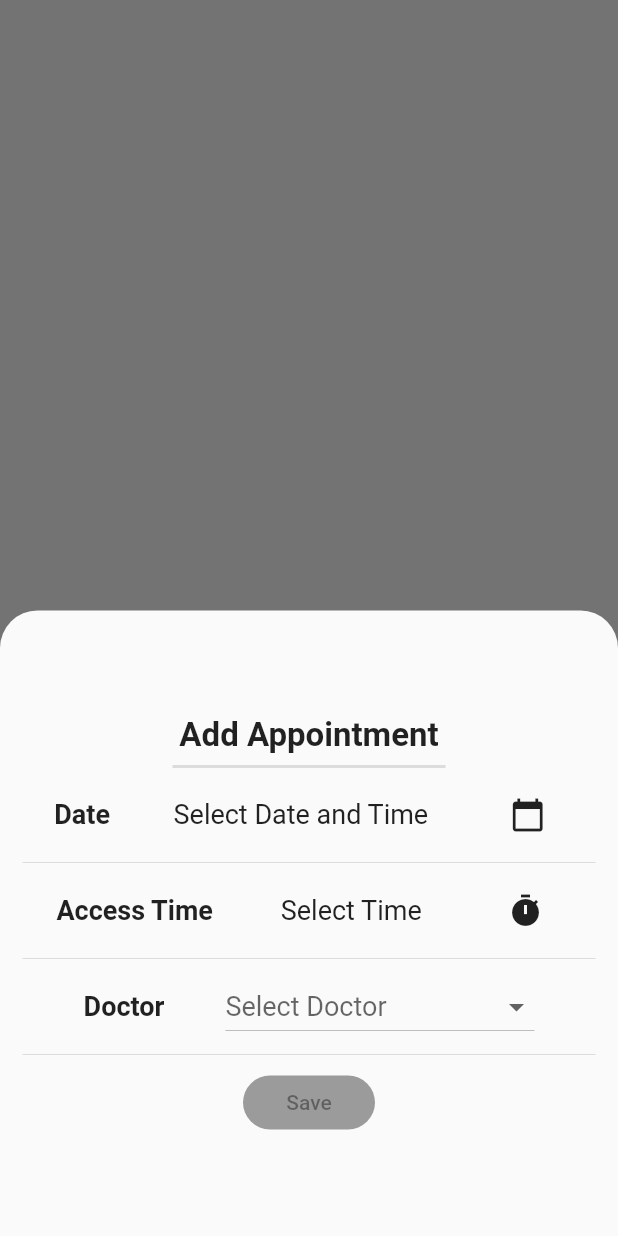
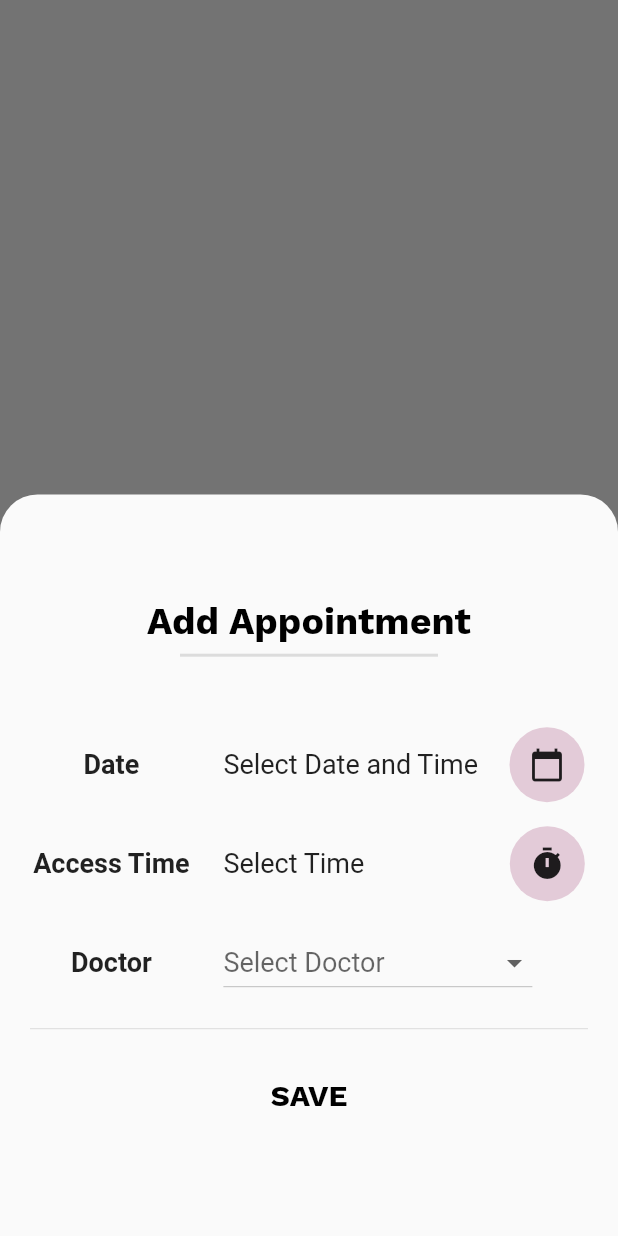
Before and after one commit to maharshimaniar/FinalYearProject_PatientApp, a Flutter app: the FileScreen screen opened directly, after a tap on the "add" icon, on a phone screen of 412 x 824 dp. Run offline on Flutter 3.47's test engine with Material 2 defaults, Android fonts, the phone set to English and light mode, and no system bars; our stand-ins replace curved_navigation_bar, flutter_speed_dial, font_awesome_flutter, qr_flutter; missing offline and left inert: dart:ffi, flutter_point_tab_bar, rounded_flutter_datetime_picker; project files that could hold a hidden picture were left out.

Commit message:
Commit-4

```diff
--- a/lib/Classes/appointment.dart
+++ b/lib/Classes/appointment.dart
@@ -1,15 +1,16 @@
 import 'package:flutter/foundation.dart';
+
+import '../Classes/doctor.dart';
 
 class Appointment {
   final String appointmentId;
-  final String doctorName;
-  final DateTime dateTime;
-  final String doctorId;
+  final Doctor doctor;
+  final DateTime appointmentDateTime;
+  final DateTime accessDateTime;
 
   Appointment(
       {@required this.appointmentId,
-      @required this.dateTime,
-      @required this.doctorId,
-      @required this.doctorName});
-
+      @required this.appointmentDateTime,
+      @required this.doctor,
+      @required this.accessDateTime});
 }
--- a/lib/Providers/appointmentProvider.dart
+++ b/lib/Providers/appointmentProvider.dart
@@ -1,46 +1,34 @@
 import 'package:flutter/foundation.dart';
 
 import '../Classes/appointment.dart';
+import '../Classes/doctor.dart';
 
 class AppointmentProvider with ChangeNotifier {
   List<Appointment> _appointmentList = [
     Appointment(
-        appointmentId: 'appointment1',
-        dateTime: DateTime.now(),
-        doctorId: '1',
-        doctorName: 'Doctor A'),
-    Appointment(
-        appointmentId: 'appointment2',
-        dateTime: DateTime.now(),
-        doctorId: '2',
-        doctorName: 'Doctor B'),
-    Appointment(
-        appointmentId: 'appointment3',
-        dateTime: DateTime.now(),
-        doctorId: '3',
-        doctorName: 'Doctor C'),
-    Appointment(
-        appointmentId: 'appointment4',
-        dateTime: DateTime.now(),
-        doctorId: '4',
-        doctorName: 'Doctor D'),
-    Appointment(
-        appointmentId: 'appointment5',
-        dateTime: DateTime.now(),
-        doctorId: '5',
-        doctorName: 'Doctor E'),
+        appointmentId: DateTime.now().toIso8601String(),
+        appointmentDateTime: DateTime.now(),
+        doctor: Doctor(
+          id: '1',
+          imageUrl: "https://picsum.photos/id/237/200/300",
+          name: "Doctor A",
+          contactNumber: "9876543210",
+          specialization: "MBBS",
+        ),
+        accessDateTime: DateTime.now().add(Duration(hours: 1))),
   ];
 
   List<Appointment> get appointmentList {
     return [..._appointmentList];
   }
 
-  void addAppointment(String doctorName, DateTime date, String doctorId) {
+  void addAppointment(
+      Doctor doctor, DateTime appointmentDateTime, DateTime accessTime) {
     _appointmentList.add(Appointment(
-        appointmentId: DateTime.now().toString(),
-        dateTime: date,
-        doctorId: doctorId,
-        doctorName: doctorName));
+        appointmentId: DateTime.now().toIso8601String(),
+        appointmentDateTime: appointmentDateTime,
+        doctor: doctor,
+        accessDateTime: accessTime));
     notifyListeners();
   }
 }
--- a/lib/Screens/baseScreen.dart
+++ b/lib/Screens/baseScreen.dart
@@ -1,7 +1,6 @@
 import 'package:flutter/material.dart';
 
 import 'package:curved_navigation_bar/curved_navigation_bar.dart';
-import 'package:font_awesome_flutter/font_awesome_flutter.dart';
 
 import '../Screens/appDrawer.dart';
 import '../Widgets/modalBottomSheet.dart';
@@ -63,10 +62,6 @@ class _HomePageState extends State<BasePage> {
                       return ModalBottomSheetWidget();
                     });
               }),
-          IconButton(
-            icon: Icon(FontAwesomeIcons.qrcode),
-            onPressed: () {},
-          )
         ],
       ),
       bottomNavigationBar: CurvedNavigationBar(
--- a/lib/Widgets/modalBottomSheet.dart
+++ b/lib/Widgets/modalBottomSheet.dart
@@ -9,10 +9,10 @@ import '../Providers/doctorProvider.dart';
 
 class ModalBottomSheetWidget extends StatefulWidget {
   @override
-  _BottomSheetWidgetState createState() => _BottomSheetWidgetState();
+  _ModalBottomSheetWidgetState createState() => _ModalBottomSheetWidgetState();
 }
 
-class _BottomSheetWidgetState extends State<ModalBottomSheetWidget> {
+class _ModalBottomSheetWidgetState extends State<ModalBottomSheetWidget> {
   bool _isTimeSet = false;
   DateTime _selectedDate = null;
   bool _isDateSet = false;
@@ -33,56 +33,95 @@ class _BottomSheetWidgetState extends State<ModalBottomSheetWidget> {
         Provider.of<DoctorProvider>(context, listen: false).doctorList;
 
     return Container(
-      padding:
-          EdgeInsets.only(bottom: MediaQuery.of(context).viewInsets.bottom),
-      child: Container(
-        margin: const EdgeInsets.only(top: 5, left: 15, right: 15),
-        height: MediaQuery.of(context).size.height / 2,
+        padding: EdgeInsets.all(20),
+        height: MediaQuery.of(context).size.height * 0.6,
         child: Column(
-            mainAxisSize: MainAxisSize.max,
           mainAxisAlignment: MainAxisAlignment.center,
-            children: [
-              Column(
           children: [
             Text(
               "Add Appointment",
               textAlign: TextAlign.center,
-                    style: TextStyle(fontSize: 22, fontWeight: FontWeight.bold),
+              style: TextStyle(
+                  color: Colors.black,
+                  fontSize: 25.0,
+                  fontFamily: "WorkSansBold"),
             ),
             Divider(
               thickness: 2,
               indent: 100,
               endIndent: 100,
             ),
+            SizedBox(
+              height: 40,
+            ),
+            Row(
+              mainAxisAlignment: MainAxisAlignment.center,
+              crossAxisAlignment: CrossAxisAlignment.center,
+              children: [
                 Column(
-                    children: [
-                      Row(
-                        mainAxisAlignment: MainAxisAlignment.spaceAround,
+                  mainAxisAlignment: MainAxisAlignment.center,
+                  crossAxisAlignment: CrossAxisAlignment.center,
                   children: [
                     Text(
                       "Date",
-                            style: TextStyle(
-                                fontSize: 18, fontWeight: FontWeight.w600),
+                      style:
+                          TextStyle(fontSize: 18, fontWeight: FontWeight.w600),
+                    ),
+                    Divider(
+                      height: 45,
                     ),
                     Text(
+                      "Access Time",
+                      style:
+                          TextStyle(fontSize: 18, fontWeight: FontWeight.w600),
+                    ),
+                    Divider(
+                      height: 45,
+                    ),
+                    Text(
+                      "Doctor",
+                      style:
+                          TextStyle(fontSize: 18, fontWeight: FontWeight.w600),
+                    ),
+                  ],
+                ),
+                SizedBox(
+                  width: 30 - 7.5,
+                ),
+                Column(
+                  mainAxisAlignment: MainAxisAlignment.center,
+                  crossAxisAlignment: CrossAxisAlignment.start,
+                  children: [
+                    Row(
+                      children: [
+                        Text(
                             _isDateSet
-                                  ? '${_selectedDate.day.toString()}/${_selectedDate.month.toString()}/${_selectedDate.year.toString()}  ${_selectedDate.toIso8601String().substring(11, 16)}'
+                                ? '${_selectedDate.toIso8601String().substring(0, 10)}  ${_selectedDate.toIso8601String().substring(11, 16)}      '
                                 : "Select Date and Time",
                             style: TextStyle(fontSize: 18)),
-                          IconButton(
-                            icon: Icon(Icons.calendar_today),
+                        SizedBox(
+                          width: 21,
+                        ),
+                        CircleAvatar(
+                          radius: 25,
+                          child: IconButton(
+                            icon: Icon(
+                              Icons.calendar_today,
+                            ),
                             onPressed: () {
                               DatePicker.showDateTimePicker(context,
                                   showTitleActions: true,
                                   minTime: DateTime.now(),
                                   maxTime: DateTime(2020, 12, 31),
                                   theme: DatePickerTheme(
+                                    headerColor: Colors.grey,
+                                    titleHeight: 50,
                                     itemStyle: TextStyle(
                                         color: Colors.black,
                                         fontWeight: FontWeight.bold,
                                         fontSize: 18),
                                     doneStyle: TextStyle(
-                                        color: Colors.blue,
+                                        color: Colors.black,
                                         fontSize: 16,
                                         fontWeight: FontWeight.bold),
                                     cancelStyle: TextStyle(
@@ -103,34 +142,38 @@ class _BottomSheetWidgetState extends State<ModalBottomSheetWidget> {
                                   locale: LocaleType.en);
                             },
                           ),
+                        ),
                       ],
                     ),
                     Divider(),
                     Row(
-                        mainAxisAlignment: MainAxisAlignment.spaceAround,
                       children: [
                         Text(
-                            "Access Time",
-                            style: TextStyle(
-                                fontSize: 18, fontWeight: FontWeight.w600),
-                          ),
-                          Text(
                             _isTimeSet
-                                  ? '${_selectedTime.toIso8601String().substring(11, 16)}'
+                                ? '${_selectedTime.toIso8601String().substring(11, 16)}           '
                                 : "Select Time",
                             style: TextStyle(fontSize: 18)),
-                          IconButton(
-                            icon: Icon(Icons.timer),
+                        SizedBox(
+                          width: 97,
+                        ),
+                        CircleAvatar(
+                          radius: 25,
+                          child: IconButton(
+                            icon: Icon(
+                              Icons.timer,
+                            ),
                             onPressed: () {
                               DatePicker.showTimePicker(context,
                                   showTitleActions: true,
+                                  showSecondsColumn: false,
                                   theme: DatePickerTheme(
+                                    headerColor: Colors.grey[500],
                                     itemStyle: TextStyle(
                                         color: Colors.black,
                                         fontWeight: FontWeight.bold,
                                         fontSize: 18),
                                     doneStyle: TextStyle(
-                                        color: Colors.blue,
+                                        color: Colors.black,
                                         fontSize: 16,
                                         fontWeight: FontWeight.bold),
                                     cancelStyle: TextStyle(
@@ -138,6 +181,9 @@ class _BottomSheetWidgetState extends State<ModalBottomSheetWidget> {
                                         fontSize: 16,
                                         fontWeight: FontWeight.bold),
                                   ), onConfirm: (time) {
+                                if (time.hour == 0 && time.minute == 0) {
+                                  return;
+                                }
                                 setState(() {
                                   if (!_isTimeSet) {
                                     _isTimeSet = !_isTimeSet;
@@ -147,22 +193,16 @@ class _BottomSheetWidgetState extends State<ModalBottomSheetWidget> {
                               },
                                   currentTime: _isTimeSet
                                       ? _selectedTime
-                                      : DateTime.now(),
+                                      : DateTime.parse(
+                                          '${DateTime.now().toIso8601String().substring(0, 10)} 01:00:00'),
                                   locale: LocaleType.en);
                             },
                           ),
-                        ],
                         ),
                       ],
                     ),
-                  Divider(),
-                  Row(
-                    mainAxisAlignment: MainAxisAlignment.spaceEvenly,
-                    children: [
-                      Text(
-                        "Doctor",
-                        style: TextStyle(
-                            fontSize: 18, fontWeight: FontWeight.w600),
+                    SizedBox(
+                      height: 17,
                     ),
                     Container(
                       width: MediaQuery.of(context).size.width * 0.5,
@@ -196,30 +236,40 @@ class _BottomSheetWidgetState extends State<ModalBottomSheetWidget> {
                           );
                         }).toList(),
                       ),
-                      )
+                    ),
                   ],
                 ),
-                  Divider(),
-                  RaisedButton(
-                    elevation: 5,
+              ],
+            ),
+            Divider(
+              height: 40,
+            ),
+            MaterialButton(
+                highlightColor: Colors.transparent,
+                color: Theme.of(context).primaryColor,
+                splashColor: Theme.of(context).primaryColor,
                 shape: RoundedRectangleBorder(
-                      borderRadius: BorderRadius.circular(18.0),
+                    borderRadius: BorderRadius.all(Radius.circular(5.0))),
+                child: Padding(
+                  padding: const EdgeInsets.symmetric(
+                      vertical: 10.0, horizontal: 30.0),
+                  child: Text(
+                    "SAVE",
+                    style: TextStyle(
+                        color: Colors.black,
+                        fontSize: 20.0,
+                        fontFamily: "WorkSansBold"),
+                  ),
                 ),
                 onPressed: _buttonEnabler()
                     ? () {
-                            Provider.of<AppointmentProvider>(context,
-                                    listen: false)
-                                .addAppointment(_selectedDoctor.name,
-                                    _selectedDate, _selectedDoctor.id);
+                        Provider.of<AppointmentProvider>(context, listen: false)
+                            .addAppointment(
+                                _selectedDoctor, _selectedDate, _selectedTime);
                         Navigator.of(context).pop();
                       }
-                        : null,
-                    child: Text("Save"),
-                  )
+                    : null),
           ],
-              )
-            ]),
-      ),
-    );
+        ));
   }
 }
--- a/pubspec.yaml
+++ b/pubspec.yaml
@@ -30,6 +30,7 @@ dependencies:
   rounded_flutter_datetime_picker: ^1.3.11
   flutter_speed_dial: ^1.2.5
   flutter_point_tab_bar: ^0.1.0
+  qr_flutter: ^3.2.0
 
 
 
```
Also changed, not shown: lib/Screens/reminderScreen.dart (+12 -7 lines), lib/Widgets/appointmentListTile.dart (+29 -8 lines), lib/Widgets/qrCodeModalBottomSheet.dart (added, +125 -0 lines), lib/Widgets/update.dart (added, +226 -0 lines), lib/main.dart (+9 -7 lines), pubspec.lock. Lines whose indentation alone changed are shown as unchanged.
